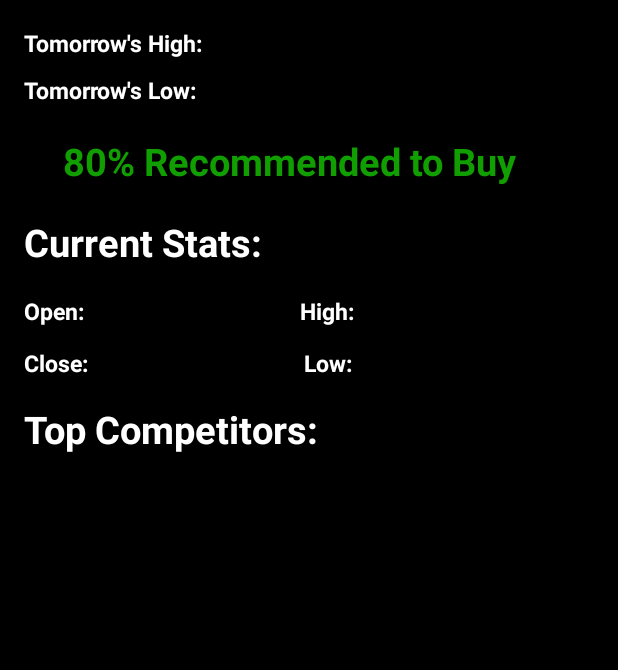
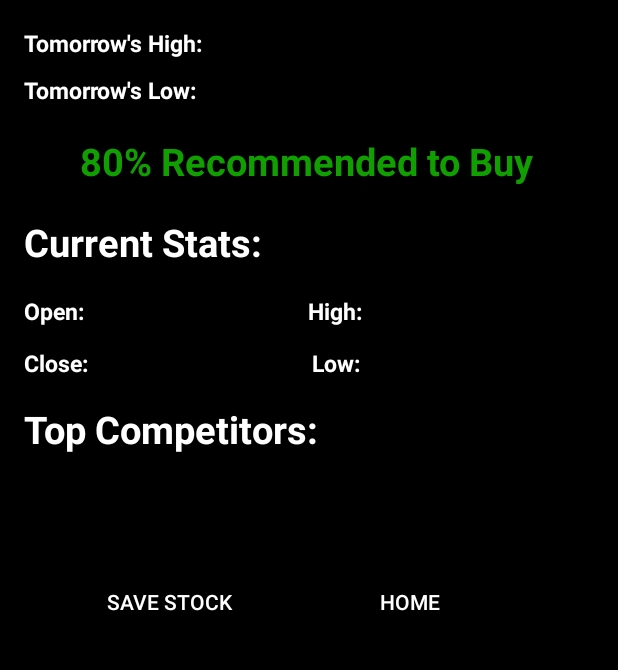
Before and after one commit to CS196Illinois/g2_stockprediction, an Android app: the StockPage screen opened directly, with no data from a screen before it, on a phone screen of 412 x 824 dp, the part 267-937 px from its top. Run offline under Robolectric (Android 15) with nearby library versions, the phone set to English and light mode, and no system bars; our stand-ins replace Firebase (no records; nobody signed in at launch, a user with empty details on screens opened directly), Picasso; pictures from the network do not load; 12 statements that could not run were skipped.

Commit message:
Users can save stocks

```diff
--- a/front end/app/src/main/java/com/example/g2_stockprediction/StockPage.java
+++ b/front end/app/src/main/java/com/example/g2_stockprediction/StockPage.java
@@ -9,10 +9,12 @@ import android.os.Bundle;
 import android.view.View;
 import android.view.Window;
 import android.view.WindowManager;
+import android.widget.Button;
 import android.widget.ImageView;
 import android.widget.TextView;
 import android.widget.Toast;
 
+import com.google.firebase.auth.FirebaseAuth;
 import com.google.firebase.database.DataSnapshot;
 import com.google.firebase.database.DatabaseError;
 import com.google.firebase.database.DatabaseReference;
@@ -37,7 +39,11 @@ public class StockPage extends AppCompatActivity {
     private TextView comp2;
     private TextView comp1Price;
     private TextView comp2Price;
+    private Button home;
+    private Button save;
     private DatabaseReference myRef;
+    private DatabaseReference usersRef;
+    private String currentUserid;
 
     @Override
     protected void onCreate(Bundle savedInstanceState) {
@@ -57,9 +63,47 @@ public class StockPage extends AppCompatActivity {
         comp2 = (TextView) findViewById(R.id.txtComp2);
         comp1Price = (TextView) findViewById(R.id.txtComp1Price);
         comp2Price = (TextView) findViewById(R.id.txtComp2Price);
+        home = (Button) findViewById(R.id.btnHome);
+        save = (Button) findViewById(R.id.btnSave);
         myRef = FirebaseDatabase.getInstance().getReference().child("stocks");
+        currentUserid = FirebaseAuth.getInstance().getUid();
+        usersRef = FirebaseDatabase.getInstance().getReference().child("users").child(currentUserid);
         Intent intent = getIntent();
         final String stockname = intent.getStringExtra("stockname");
+
+        home.setOnClickListener(new View.OnClickListener() {
+            @Override
+            public void onClick(View v) {
+                Intent intent = new Intent(StockPage.this, HomePageNav.class);
+                startActivity(intent);
+            }
+        });
+
+        save.setOnClickListener(new View.OnClickListener() {
+            @Override
+            public void onClick(View v) {
+                usersRef.addListenerForSingleValueEvent(new ValueEventListener() {
+                    @Override
+                    public void onDataChange(@NonNull DataSnapshot dataSnapshot) {
+                        String stocklist = dataSnapshot.child("stocks").getValue().toString();
+                        if (!stocklist.contains(stockname)) {
+                            stocklist = stocklist + ", " + stockname;
+                            usersRef.child("stocks").setValue(stocklist);
+                            Toast.makeText(StockPage.this, "Stock Saved.",
+                                    Toast.LENGTH_SHORT).show();
+                        } else{
+                            Toast.makeText(StockPage.this, "Error. Stock Already Saved.",
+                                    Toast.LENGTH_SHORT).show();
+                        }
+                    }
+
+                    @Override
+                    public void onCancelled(@NonNull DatabaseError databaseError) {
+
+                    }
+                });
+            }
+        });
 
         myRef.addValueEventListener(new ValueEventListener() {
             @Override
--- a/front end/app/src/main/res/layout/activity_stock_page.xml
+++ b/front end/app/src/main/res/layout/activity_stock_page.xml
@@ -6,6 +6,38 @@
     android:layout_height="match_parent"
     android:background="@color/common_google_signin_btn_text_dark_focused"
     tools:context=".StockPage">
+
+    <Button
+        android:id="@+id/btnHome"
+        android:layout_width="111dp"
+        android:layout_height="wrap_content"
+        android:layout_marginStart="204dp"
+        android:layout_marginLeft="204dp"
+        android:layout_marginEnd="50dp"
+        android:layout_marginRight="50dp"
+        android:background="@android:color/transparent"
+        android:text="Home"
+        app:layout_constraintEnd_toEndOf="parent"
+        app:layout_constraintHorizontal_bias="0.304"
+        app:layout_constraintHorizontal_chainStyle="packed"
+        app:layout_constraintStart_toStartOf="parent"
+        app:layout_constraintTop_toTopOf="@+id/btnSave" />
+
+    <Button
+        android:id="@+id/btnSave"
+        android:layout_width="111dp"
+        android:layout_height="wrap_content"
+        android:layout_marginStart="64dp"
+        android:layout_marginLeft="64dp"
+        android:layout_marginTop="10dp"
+        android:layout_marginEnd="250dp"
+        android:layout_marginRight="250dp"
+        android:background="@android:color/transparent"
+        android:text="Save Stock"
+        app:layout_constraintEnd_toEndOf="parent"
+        app:layout_constraintHorizontal_chainStyle="packed"
+        app:layout_constraintStart_toStartOf="parent"
+        app:layout_constraintTop_toBottomOf="@+id/txtComp2Price" />
 
     <TextView
         android:id="@+id/txtComp2Price"
@@ -297,10 +329,13 @@
         android:layout_marginStart="26dp"
         android:layout_marginLeft="26dp"
         android:layout_marginTop="19dp"
+        android:layout_marginEnd="45dp"
+        android:layout_marginRight="45dp"
         android:text="80% Recommended to Buy"
         android:textColor="@color/colorPrimary"
         android:textSize="25sp"
         android:textStyle="bold"
+        app:layout_constraintEnd_toEndOf="parent"
         app:layout_constraintStart_toStartOf="@+id/textView7"
         app:layout_constraintTop_toBottomOf="@+id/textView7" />
 
--- a/front end/app/src/main/res/values/colors.xml
+++ b/front end/app/src/main/res/values/colors.xml
@@ -1,6 +1,6 @@
 <?xml version="1.0" encoding="utf-8"?>
 <resources>
     <color name="colorPrimary">#109e00</color>
-    <color name="colorPrimaryDark">#cc1717</color>
-    <color name="colorAccent">#ffffff</color>
+    <color name="colorPrimaryDark">#D20B0B</color>
+    <color name="colorAccent">#FFFFFF</color>
 </resources>
```
Also changed, not shown: front end/app/src/main/java/com/example/g2_stockprediction/HomePageNav.java (+12 -4 lines), front end/app/src/main/res/menu/activity_home_page_nav_drawer.xml (+10 -10 lines).
